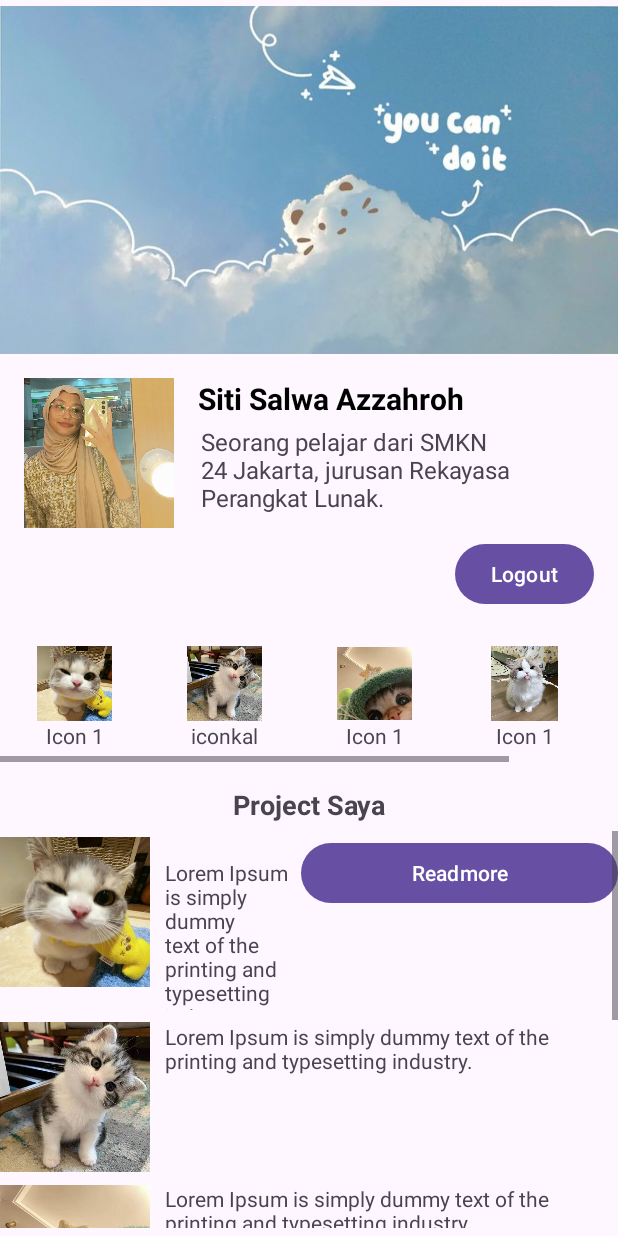
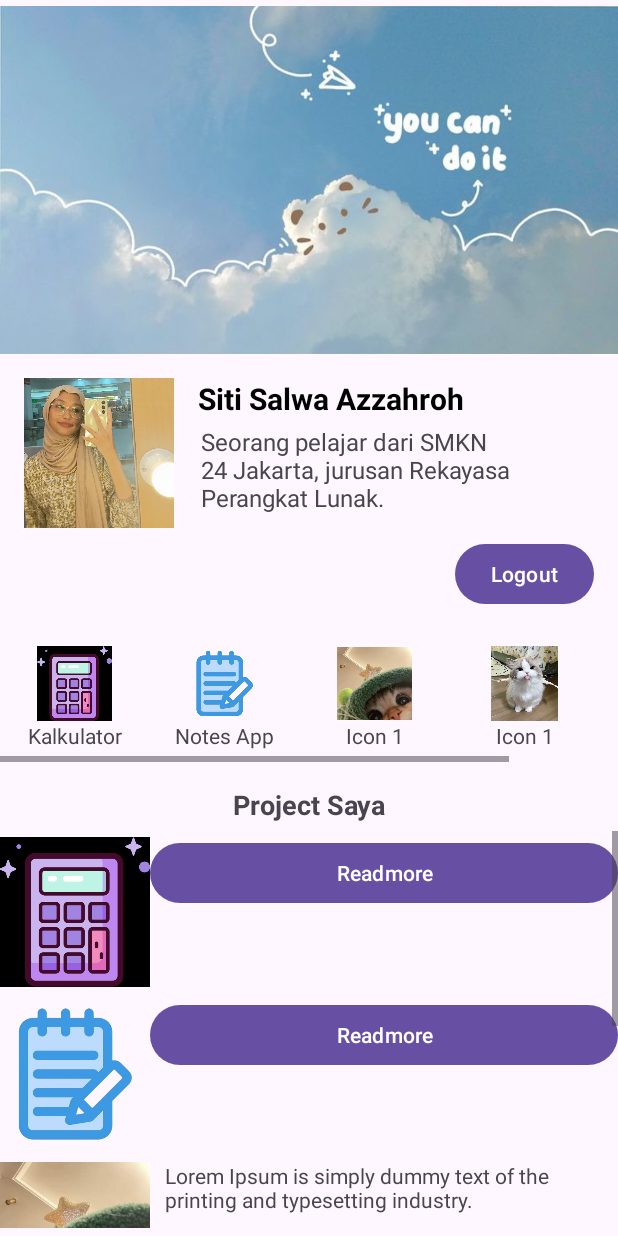
Before and after one commit to ssalwazrhh/androidkal, an Android app: the MainActivity screen opened directly, with no data from a screen before it, on a phone screen of 412 x 824 dp. Run offline under Robolectric (Android 15) with nearby library versions, the phone set to English and light mode, and no system bars.

Commit message:
aplikasi mobile notes app

```diff
--- a/app/src/main/res/layout/activity_main.xml
+++ b/app/src/main/res/layout/activity_main.xml
@@ -30,12 +30,12 @@
         android:id="@+id/profile_image"
         android:layout_width="100dp"
         android:layout_height="100dp"
+        android:layout_marginStart="16dp"
         android:layout_marginTop="16dp"
-        android:layout_marginStart="16dp"
+        android:background="@drawable/salwa"
         android:scaleType="centerCrop"
-        android:background="@drawable/salwa"
+        app:layout_constraintStart_toStartOf="parent"
         app:layout_constraintTop_toBottomOf="@id/header_image"
-        app:layout_constraintStart_toStartOf="parent"
         app:srcCompat="@drawable/salwa" />
 
     <!-- Profile Name -->
@@ -77,8 +77,8 @@
         android:layout_marginTop="16dp"
         android:layout_marginEnd="16dp"
         android:text="Logout"
-        app:layout_constraintTop_toBottomOf="@id/profile_description"
-        app:layout_constraintEnd_toEndOf="parent" />
+        app:layout_constraintEnd_toEndOf="parent"
+        app:layout_constraintTop_toBottomOf="@id/profile_description" />
 
     <!-- Horizontal ScrollView for Icons -->
     <HorizontalScrollView
@@ -86,9 +86,9 @@
         android:layout_width="0dp"
         android:layout_height="wrap_content"
         android:layout_marginTop="16dp"
-        app:layout_constraintTop_toBottomOf="@id/logout_button"
+        app:layout_constraintEnd_toEndOf="parent"
         app:layout_constraintStart_toStartOf="parent"
-        app:layout_constraintEnd_toEndOf="parent">
+        app:layout_constraintTop_toBottomOf="@id/logout_button">
 
         <LinearLayout
             android:layout_width="wrap_content"
@@ -102,29 +102,34 @@
                 android:gravity="center"
                 android:orientation="vertical"
                 android:padding="8dp">
+
                 <ImageView
                     android:layout_width="50dp"
                     android:layout_height="50dp"
-                    android:src="@drawable/icon1" />
+                    android:src="@drawable/iconkal" />
+
                 <TextView
                     android:layout_width="wrap_content"
                     android:layout_height="wrap_content"
-                    android:text="Icon 1" />
+                    android:text="Kalkulator" />
             </LinearLayout>
+
             <LinearLayout
                 android:layout_width="100dp"
                 android:layout_height="wrap_content"
                 android:gravity="center"
                 android:orientation="vertical"
                 android:padding="8dp">
+
                 <ImageView
                     android:layout_width="50dp"
                     android:layout_height="50dp"
-                    android:src="@drawable/icon2" />
+                    android:src="@drawable/notes" />
+
                 <TextView
                     android:layout_width="wrap_content"
                     android:layout_height="wrap_content"
-                    android:text="iconkal" />
+                    android:text="Notes App" />
             </LinearLayout>
 
             <LinearLayout
@@ -145,31 +150,37 @@
                     android:text="Icon 1" />
 
             </LinearLayout>
+
             <LinearLayout
                 android:layout_width="100dp"
                 android:layout_height="wrap_content"
                 android:gravity="center"
                 android:orientation="vertical"
                 android:padding="8dp">
+
                 <ImageView
                     android:layout_width="50dp"
                     android:layout_height="50dp"
                     android:src="@drawable/icon4" />
+
                 <TextView
                     android:layout_width="wrap_content"
                     android:layout_height="wrap_content"
                     android:text="Icon 1" />
             </LinearLayout>
+
             <LinearLayout
                 android:layout_width="100dp"
                 android:layout_height="wrap_content"
                 android:gravity="center"
                 android:orientation="vertical"
                 android:padding="8dp">
+
                 <ImageView
                     android:layout_width="50dp"
                     android:layout_height="50dp"
                     android:src="@drawable/icon5" />
+
                 <TextView
                     android:layout_width="wrap_content"
                     android:layout_height="wrap_content"
@@ -185,13 +196,13 @@
         android:layout_width="0dp"
         android:layout_height="wrap_content"
         android:layout_marginTop="16dp"
+        android:gravity="center"
         android:text="Project Saya"
         android:textSize="18sp"
         android:textStyle="bold"
-        android:gravity="center"
-        app:layout_constraintTop_toBottomOf="@id/icon_scroll_view"
+        app:layout_constraintEnd_toEndOf="parent"
         app:layout_constraintStart_toStartOf="parent"
-        app:layout_constraintEnd_toEndOf="parent" />
+        app:layout_constraintTop_toBottomOf="@id/icon_scroll_view" />
 
     <!-- Vertical ScrollView for Details -->
     <ScrollView
@@ -199,10 +210,10 @@
         android:layout_width="match_parent"
         android:layout_height="0dp"
         android:layout_marginVertical="5dp"
-        app:layout_constraintTop_toBottomOf="@id/project_text"
+        app:layout_constraintBottom_toBottomOf="parent"
+        app:layout_constraintEnd_toEndOf="parent"
         app:layout_constraintStart_toStartOf="parent"
-        app:layout_constraintEnd_toEndOf="parent"
-        app:layout_constraintBottom_toBottomOf="parent">
+        app:layout_constraintTop_toBottomOf="@id/project_text">
 
         <LinearLayout
             android:layout_width="match_parent"
@@ -213,19 +224,13 @@
             <LinearLayout
                 android:layout_width="match_parent"
                 android:layout_height="wrap_content"
-                android:orientation="horizontal"
-                android:layout_marginVertical="4dp">
+                android:layout_marginVertical="4dp"
+                android:orientation="horizontal">
+
                 <ImageView
                     android:layout_width="100dp"
                     android:layout_height="100dp"
-                    android:src="@drawable/icon1" />
-
-                <TextView
-                    android:layout_width="0dp"
-                    android:layout_height="wrap_content"
-                    android:layout_marginStart="10dp"
-                    android:layout_weight="1"
-                    android:text="Lorem Ipsum is simply dummy text of the printing and typesetting industry." />
+                    android:src="@drawable/iconkal" />
 
                 <Button
                     android:id="@+id/button_projek1"
@@ -238,12 +243,33 @@
             <LinearLayout
                 android:layout_width="match_parent"
                 android:layout_height="wrap_content"
-                android:orientation="horizontal"
-                android:layout_marginVertical="4dp">
+                android:layout_marginVertical="4dp"
+                android:orientation="horizontal">
+
                 <ImageView
                     android:layout_width="100dp"
                     android:layout_height="100dp"
-                    android:src="@drawable/icon2" />
+                    android:src="@drawable/notes" />
+
+                <Button
+                    android:id="@+id/button_projek2"
+                    android:layout_width="120dp"
+                    android:layout_height="wrap_content"
+                    android:layout_weight="1"
+                    android:text="Readmore" />
+            </LinearLayout>
+
+            <LinearLayout
+                android:layout_width="match_parent"
+                android:layout_height="wrap_content"
+                android:layout_marginVertical="4dp"
+                android:orientation="horizontal">
+
+                <ImageView
+                    android:layout_width="100dp"
+                    android:layout_height="100dp"
+                    android:src="@drawable/icon3" />
+
                 <TextView
                     android:layout_width="0dp"
                     android:layout_height="wrap_content"
@@ -251,15 +277,18 @@
                     android:layout_weight="1"
                     android:text="Lorem Ipsum is simply dummy text of the printing and typesetting industry." />
             </LinearLayout>
+
             <LinearLayout
                 android:layout_width="match_parent"
                 android:layout_height="wrap_content"
-                android:orientation="horizontal"
-                android:layout_marginVertical="4dp">
+                android:layout_marginVertical="4dp"
+                android:orientation="horizontal">
+
                 <ImageView
                     android:layout_width="100dp"
                     android:layout_height="100dp"
-                    android:src="@drawable/icon3" />
+                    android:src="@drawable/icon4" />
+
                 <TextView
                     android:layout_width="0dp"
                     android:layout_height="wrap_content"
@@ -267,31 +296,18 @@
                     android:layout_weight="1"
                     android:text="Lorem Ipsum is simply dummy text of the printing and typesetting industry." />
             </LinearLayout>
+
             <LinearLayout
                 android:layout_width="match_parent"
                 android:layout_height="wrap_content"
-                android:orientation="horizontal"
-                android:layout_marginVertical="4dp">
-                <ImageView
-                    android:layout_width="100dp"
-                    android:layout_height="100dp"
-                    android:src="@drawable/icon4" />
-                <TextView
-                    android:layout_width="0dp"
-                    android:layout_height="wrap_content"
-                    android:layout_marginStart="10dp"
-                    android:layout_weight="1"
-                    android:text="Lorem Ipsum is simply dummy text of the printing and typesetting industry." />
-            </LinearLayout>
-            <LinearLayout
-                android:layout_width="match_parent"
-                android:layout_height="wrap_content"
-                android:orientation="horizontal"
-                android:layout_marginVertical="4dp">
+                android:layout_marginVertical="4dp"
+                android:orientation="horizontal">
+
                 <ImageView
                     android:layout_width="100dp"
                     android:layout_height="100dp"
                     android:src="@drawable/icon5" />
+
                 <TextView
                     android:layout_width="0dp"
                     android:layout_height="wrap_content"
```
Also changed, not shown: app/src/main/AndroidManifest.xml (+12 -3 lines), app/src/main/java/com/example/tugaswawa/AddEditNoteActivity.kt (added, +46 -0 lines), app/src/main/java/com/example/tugaswawa/DatabaseHelper.kt (added, +112 -0 lines), app/src/main/java/com/example/tugaswawa/MainActivity.kt (+6 -1 lines), app/src/main/java/com/example/tugaswawa/NoteAdapter.kt (added, +44 -0 lines), app/src/main/java/com/example/tugaswawa/NoteAppActivity.kt (added, +88 -0 lines), app/src/main/res/layout/activity_add_edit_note.xml (added, +31 -0 lines), app/src/main/res/layout/activity_note_adapter.xml (added, +61 -0 lines), app/src/main/res/layout/activity_note_app.xml (added, +71 -0 lines), app/src/main/res/drawable/notes.png (added), app/src/main/res/drawable/plus.png (added).
